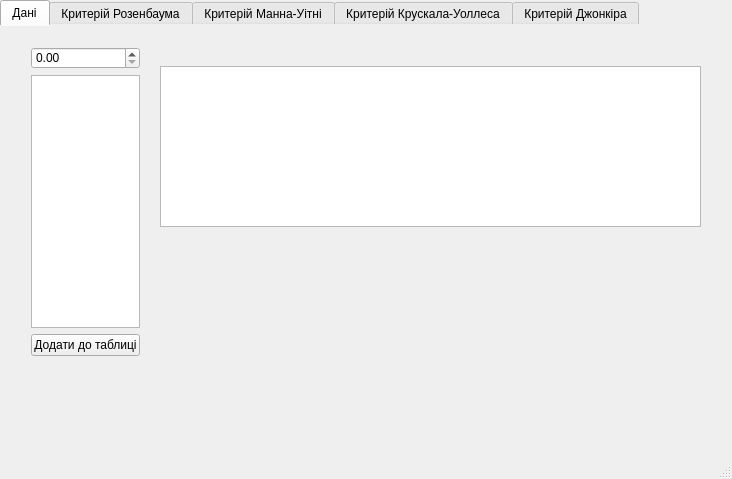
Old version of the form mainwindow.ui in the repository 0wn3r/matstat.
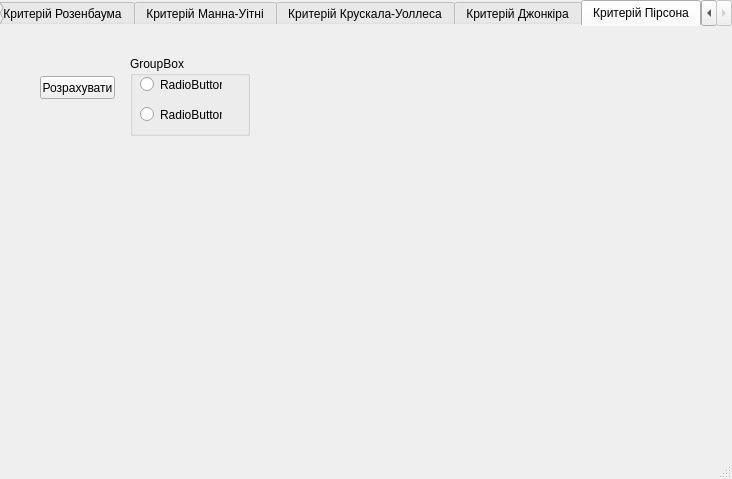
New version of the form. The open tabs and pages were chosen to show the change.

```diff
--- a/mainwindow.ui
+++ b/mainwindow.ui
@@ -577,6 +577,63 @@
       </property>
      </widget>
     </widget>
+    <widget class="QWidget" name="tab_6">
+     <attribute name="title">
+      <string>Критерій Пірсона</string>
+     </attribute>
+     <widget class="QPushButton" name="pushButton_6">
+      <property name="geometry">
+       <rect>
+        <x>40</x>
+        <y>50</y>
+        <width>75</width>
+        <height>23</height>
+       </rect>
+      </property>
+      <property name="text">
+       <string>Розрахувати</string>
+      </property>
+     </widget>
+     <widget class="QGroupBox" name="groupBox">
+      <property name="geometry">
+       <rect>
+        <x>130</x>
+        <y>30</y>
+        <width>120</width>
+        <height>80</height>
+       </rect>
+      </property>
+      <property name="title">
+       <string>GroupBox</string>
+      </property>
+      <widget class="QRadioButton" name="radioButton">
+       <property name="geometry">
+        <rect>
+         <x>10</x>
+         <y>20</y>
+         <width>82</width>
+         <height>17</height>
+        </rect>
+       </property>
+       <property name="text">
+        <string>RadioButton</string>
+       </property>
+      </widget>
+      <widget class="QRadioButton" name="radioButton_2">
+       <property name="geometry">
+        <rect>
+         <x>10</x>
+         <y>50</y>
+         <width>82</width>
+         <height>17</height>
+        </rect>
+       </property>
+       <property name="text">
+        <string>RadioButton</string>
+       </property>
+      </widget>
+     </widget>
+    </widget>
    </widget>
   </widget>
   <widget class="QMenuBar" name="menuBar">
```
Left out of the diff: 13 changed lines with no effect on the pictures.
